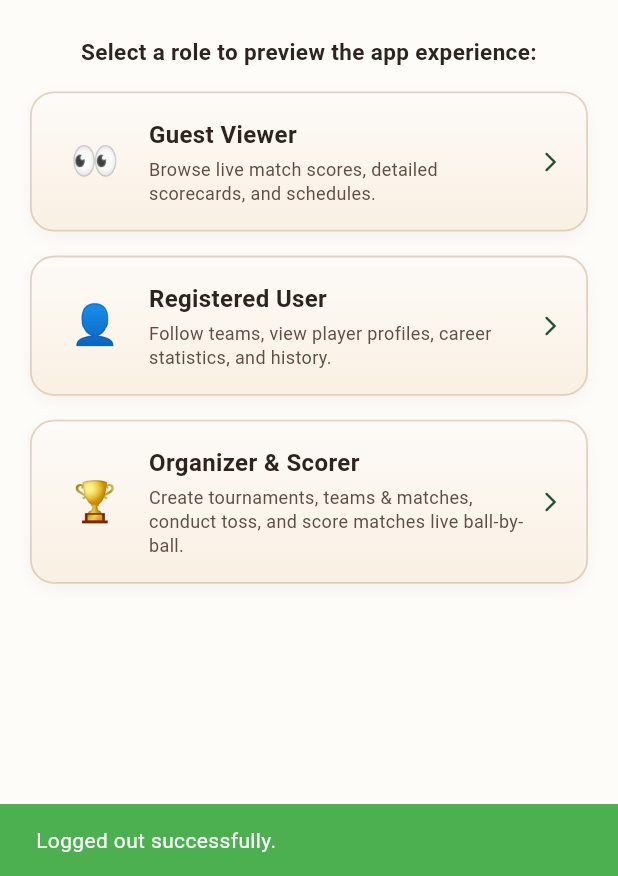
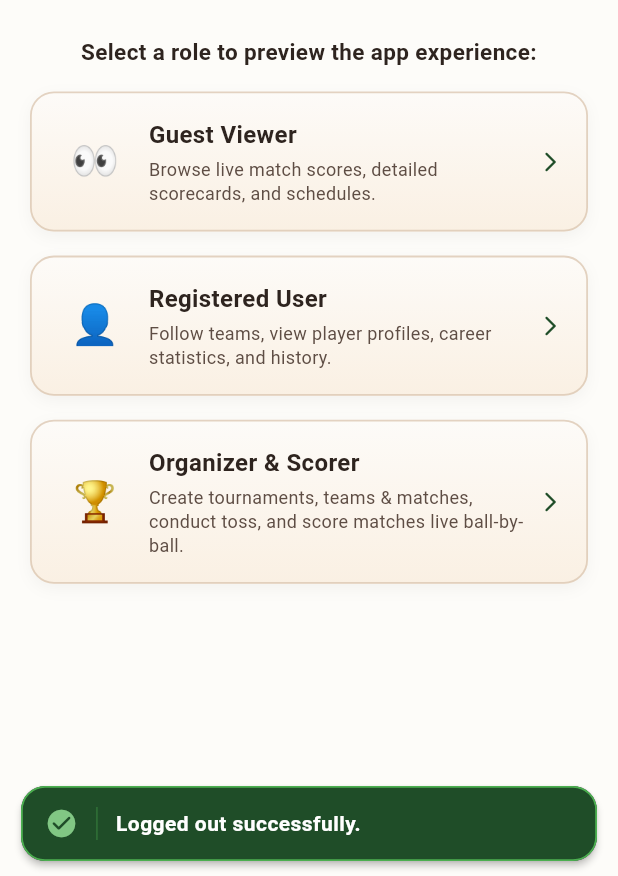
Before and after one commit to Dhaval-Gohil5657/CricX, a Flutter app: the MainNavigationScreen screen opened directly, item 3 of the bottom bar chosen, after a tap on the "logout" icon, on a phone screen of 412 x 824 dp, the part 360-1236 px from its top. Run offline on Flutter 3.47's test engine with Material 3 defaults, Android fonts, the phone set to English and light mode, and no system bars; our stand-ins replace cloud_firestore, firebase_auth, firebase_core; accounts and stored records are empty.

Commit message:
- set up custom SackBar

```diff
--- /dev/null
+++ b/lib/constants/custom_snackbar.dart
@@ -0,0 +1,92 @@
+import 'package:flutter/material.dart';
+import 'app_colors.dart';
+
+enum SnackBarType { success, error, info, warning }
+
+class CustomSnackBar {
+  static void show(
+    BuildContext context, {
+    required String message,
+    SnackBarType type = SnackBarType.info,
+    Duration duration = const Duration(seconds: 3),
+  }) {
+    final scaffoldMessenger = ScaffoldMessenger.of(context);
+
+    // Clear any active SnackBars first to avoid stacking
+    scaffoldMessenger.hideCurrentSnackBar();
+
+    Color backgroundColor;
+    Color borderColor;
+    IconData iconData;
+    Color iconColor;
+
+    switch (type) {
+      case SnackBarType.success:
+        backgroundColor = AppColors.primaryTurf; // Dark Forest Green
+        borderColor = const Color(0xFF4CAF50);     // Turf Accent Green
+        iconData = Icons.check_circle_rounded;
+        iconColor = const Color(0xFF81C784);
+        break;
+      case SnackBarType.error:
+        backgroundColor = const Color(0xFF4A1515); // Deep Red/Burgundy
+        borderColor = const Color(0xFFEF5350);     // Soft Red Accent
+        iconData = Icons.error_outline_rounded;
+        iconColor = const Color(0xFFE57373);
+        break;
+      case SnackBarType.warning:
+        backgroundColor = const Color(0xFF3E2D0F); // Deep Bronze/Gold
+        borderColor = const Color(0xFFFFB74D);     // Soft Orange/Gold Accent
+        iconData = Icons.warning_amber_rounded;
+        iconColor = const Color(0xFFFFD54F);
+        break;
+      case SnackBarType.info:
+      default:
+        backgroundColor = AppColors.primaryTurf;   // Deep Turf Green
+        borderColor = const Color(0xFF4CAF50);         // Stump Gold
+        iconData = Icons.info_outline_rounded;
+        iconColor = const Color(0xFF81C784);
+        break;
+    }
+
+    final snackBar = SnackBar(
+      elevation: 2.0,
+      behavior: SnackBarBehavior.floating,
+      backgroundColor: backgroundColor,
+      duration: duration,
+      margin: const EdgeInsets.symmetric(horizontal: 14.0, vertical: 10.0),
+      shape: RoundedRectangleBorder(
+        borderRadius: BorderRadius.circular(16.0),
+        side: BorderSide(color: borderColor, width: 1.2),
+      ),
+      content: Row(
+        children: [
+          Icon(
+            iconData,
+            color: iconColor,
+            size: 22.0,
+          ),
+          const SizedBox(width: 12.0),
+          Container(
+            width: 1.2,
+            height: 22.0,
+            color: borderColor.withOpacity(0.3),
+          ),
+          const SizedBox(width: 12.0),
+          Expanded(
+            child: Text(
+              message,
+              style: const TextStyle(
+                color: Colors.white,
+                fontSize: 14.0,
+                fontWeight: FontWeight.w600,
+                letterSpacing: 0.3,
+              ),
+            ),
+          ),
+        ],
+      ),
+    );
+
+    scaffoldMessenger.showSnackBar(snackBar);
+  }
+}
--- a/lib/screens/main_navigation_screen.dart
+++ b/lib/screens/main_navigation_screen.dart
@@ -9,6 +9,7 @@ import 'scorer/scorer_dashboard.dart';
 import 'organizer/organizer_dashboard.dart';
 import 'welcome_screen.dart';
 import '../constants/app_colors.dart';
+import '../constants/custom_snackbar.dart';
 
 
 class MainNavigationScreen extends StatefulWidget {
@@ -169,22 +170,21 @@ class _MainNavigationScreenState extends State<MainNavigationScreen> {
               ),
               tooltip: FirebaseAuth.instance.currentUser != null ? 'Sign Out' : 'Sign In / Switch Role',
               onPressed: () async {
-                final scaffoldMessenger = ScaffoldMessenger.of(context);
                 try {
-                  if (FirebaseAuth.instance.currentUser != null) {
+                  final isLoggingOut = FirebaseAuth.instance.currentUser != null;
+                  if (isLoggingOut) {
                     await FirebaseAuth.instance.signOut();
                   }
                   appState.changeRole(UserRole.guest);
-                  scaffoldMessenger.showSnackBar(
-                    SnackBar(
-                      content: Text(FirebaseAuth.instance.currentUser != null
+                  if (context.mounted) {
+                    CustomSnackBar.show(
+                      context,
+                      message: isLoggingOut
                           ? 'Logged out successfully.'
-                          : 'Returning to role selection.'),
-                      backgroundColor: AppColors.accentCrease,
+                          : 'Returning to role selection.',
+                      type: SnackBarType.success,
                       duration: const Duration(seconds: 2),
-                    ),
-                  );
-                  if (context.mounted) {
+                    );
                     Navigator.pushReplacement(
                       context,
                       MaterialPageRoute(
@@ -193,12 +193,13 @@ class _MainNavigationScreenState extends State<MainNavigationScreen> {
                     );
                   }
                 } catch (e) {
-                  scaffoldMessenger.showSnackBar(
-                    SnackBar(
-                      content: Text('Action failed: $e'),
-                      backgroundColor: Colors.redAccent,
-                    ),
-                  );
+                  if (context.mounted) {
+                    CustomSnackBar.show(
+                      context,
+                      message: 'Action failed: $e',
+                      type: SnackBarType.error,
+                    );
+                  }
                 }
               },
             ),
```
Also changed, not shown: lib/screens/dashboard_screen.dart (+13 -6 lines), lib/screens/login_screen.dart (+11 -14 lines).
